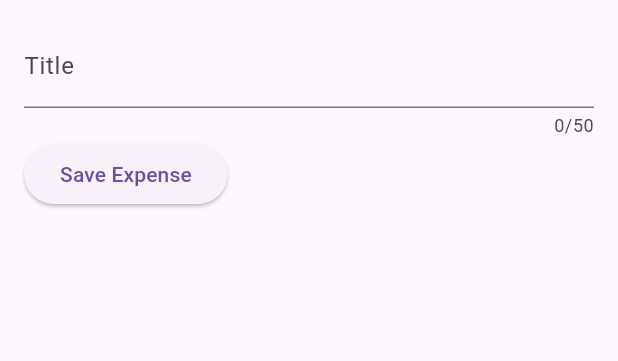
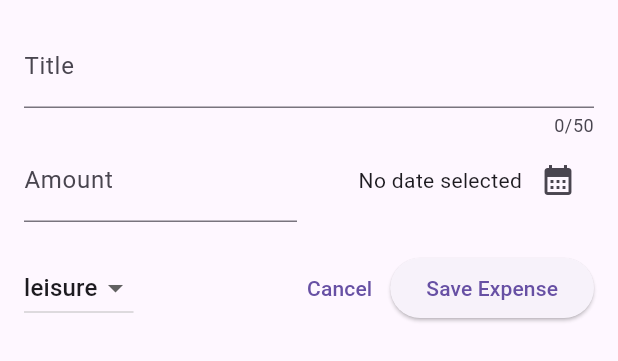
Before and after one commit to draco961/flutter_projects, a Flutter app: the NewExpense widget shown alone on an empty page, opened directly, on a phone screen of 412 x 824 dp. Shown: the top 361 px of the screen. Run offline on Flutter 3.47's test engine with Material 3 defaults, Android fonts, the phone set to English and light mode, and no system bars; our stand-ins replace google_fonts.

Commit message:
117. Adding a Dropdown Button

```diff
--- a/expense_tracker/lib/widgets/new_expense.dart
+++ b/expense_tracker/lib/widgets/new_expense.dart
@@ -1,4 +1,5 @@
 import 'package:flutter/material.dart';
+import 'package:expense_tracker/models/expense.dart';
 
 class NewExpense extends StatefulWidget {
   const NewExpense({super.key});
@@ -9,17 +10,31 @@
 
 class _NewExpenseState extends State<NewExpense> {
   final _titleController = TextEditingController();
+  final _amountController = TextEditingController();
+  DateTime? _selectedDate;
+  Category _selectedCategory = Category.leisure;
+
+  Future<void> _presentDatePicker() async {
+    final now = DateTime.now();
+    final firstDate = DateTime(now.year - 1, now.month, now.day);
+
+    final pickedDate = await showDatePicker(
+      context: context,
+      initialDate: now,
+      firstDate: firstDate,
+      lastDate: now,
+    );
+
+    setState(() => _selectedDate = pickedDate);
+  }
 
   @override
   void dispose() {
     _titleController.dispose();
+    _amountController.dispose();
+
     super.dispose();
   }
-
-  // var _enteredTitle = '';
-  // void _saveTitleInput(String inputValue) {
-  //   _enteredTitle = inputValue;
-  // }
 
   @override
   Widget build(BuildContext context) {
@@ -35,9 +50,70 @@
           ),
           Row(
             children: [
+              Expanded(
+                child: TextField(
+                  controller: _amountController,
+                  keyboardType: TextInputType.number,
+                  decoration: InputDecoration(
+                    label: Text('Amount'),
+                    prefixText: '\$ ',
+                  ),
+                ),
+              ),
+              SizedBox(width: 16),
+              Expanded(
+                child: Row(
+                  mainAxisAlignment: MainAxisAlignment.end,
+                  crossAxisAlignment: CrossAxisAlignment.center,
+                  children: [
+                    Text(
+                      _selectedDate == null
+                          ? 'No date selected'
+                          : formater.format(_selectedDate!),
+                    ),
+                    IconButton(
+                      onPressed: _presentDatePicker,
+                      icon: Icon(Icons.calendar_month),
+                    ),
+                  ],
+                ),
+              ),
+            ],
+          ),
+          SizedBox(height: 20),
+          Row(
+            children: [
+              DropdownButton(
+                value: _selectedCategory,
+                items: Category.values
+                    .map(
+                      (category) => DropdownMenuItem(
+                        value: category,
+                        child: Text(category.name),
+                      ),
+                    )
+                    .toList(),
+                onChanged: (category) {
+                  if (category == null) return;
+                  setState(() {
+                    _selectedCategory = category;
+                  });
+                },
+              ),
+              const Spacer(),
+              TextButton(
+                onPressed: () {
+                  // _titleController.clear();
+                  // _amountController.clear();
+                  Navigator.pop(context);
+                },
+                child: const Text('Cancel'),
+              ),
               ElevatedButton(
                 onPressed: () {
-                  print(_titleController.text);
+                  print(
+                    "First: ${_titleController.text} - Second: ${_amountController.text}",
+                  );
                 },
                 child: const Text('Save Expense'),
               ),
```
